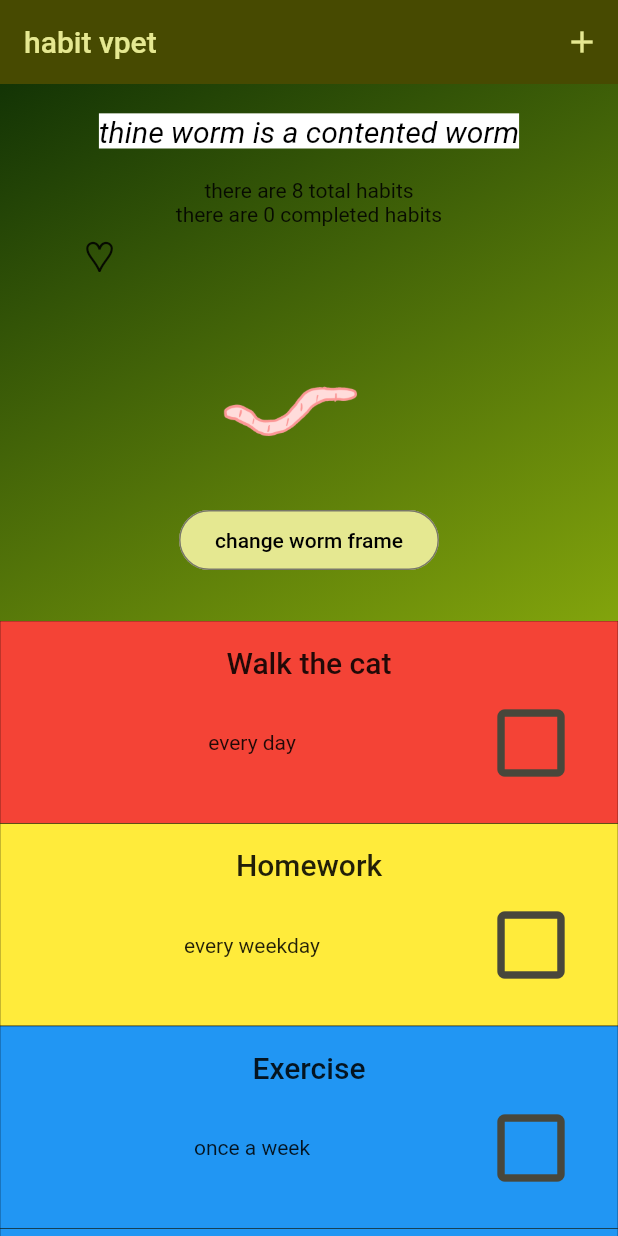
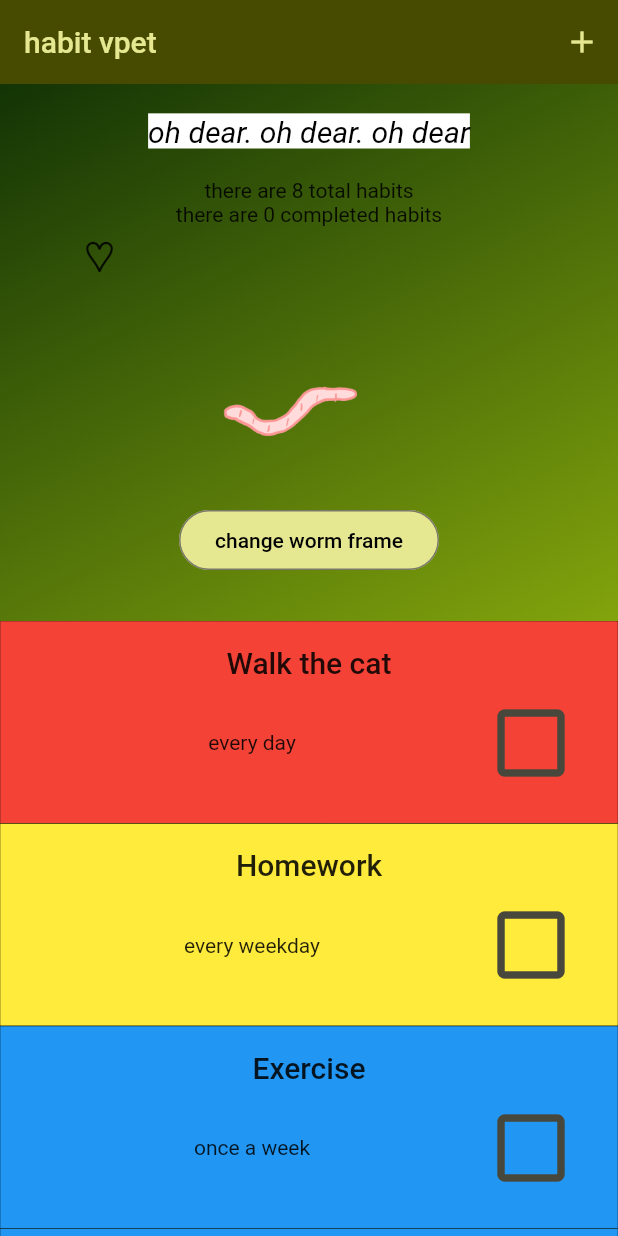
Before and after one commit to abbymachines/habit_vpet, a Flutter app: the screen it shows after launch, on a phone screen of 412 x 824 dp. Run offline on Flutter 3.47's test engine with Material 2 defaults, Android fonts, the phone set to English and light mode, and no system bars; our stand-ins replace flutter_riverpod.

Commit message:
implement dynamically updating pet status message text

```diff
--- a/lib/habit_vpet.dart
+++ b/lib/habit_vpet.dart
@@ -109,7 +109,7 @@ class _HabitVpetState extends ConsumerState<HabitVpet> {
           mainAxisSize: MainAxisSize.min,
           children: [
             const SizedBox(height: 20),
-            const PetStatusMessage('thine worm is a contented worm'),
+            PetStatusMessage(health),
             const SizedBox(height: 20),
             Text('there are ${myHabits.length} total habits'),
             Text('there are ${myCompletedHabits.length} completed habits'),
--- a/lib/pet_status_message.dart
+++ b/lib/pet_status_message.dart
@@ -1,16 +1,24 @@
 import 'package:flutter/material.dart';
 
+const statusMessages = {
+  0: 'oh dear. oh dear. oh dear',
+  1: 'please feed me 🥺😭💩',
+  2: '🫥 i should probably eat huh',
+  3: '😊 feeling good. & i could go for a snack soon maybe 😛',
+  4: '😇😇😇 mine stomach is a full stomach',
+};
+
 class PetStatusMessage extends StatelessWidget {
-  const PetStatusMessage(this.text, {super.key});
+  const PetStatusMessage(this.health, {super.key});
 
-  final String text;
+  final int health;
 
   @override
   Widget build(context) {
     return SizedBox(
       width: 350,
       child: Text(
-        text,
+        statusMessages[health]!,
         style: const TextStyle(
             color: Colors.black,
             fontSize: 20,
```
